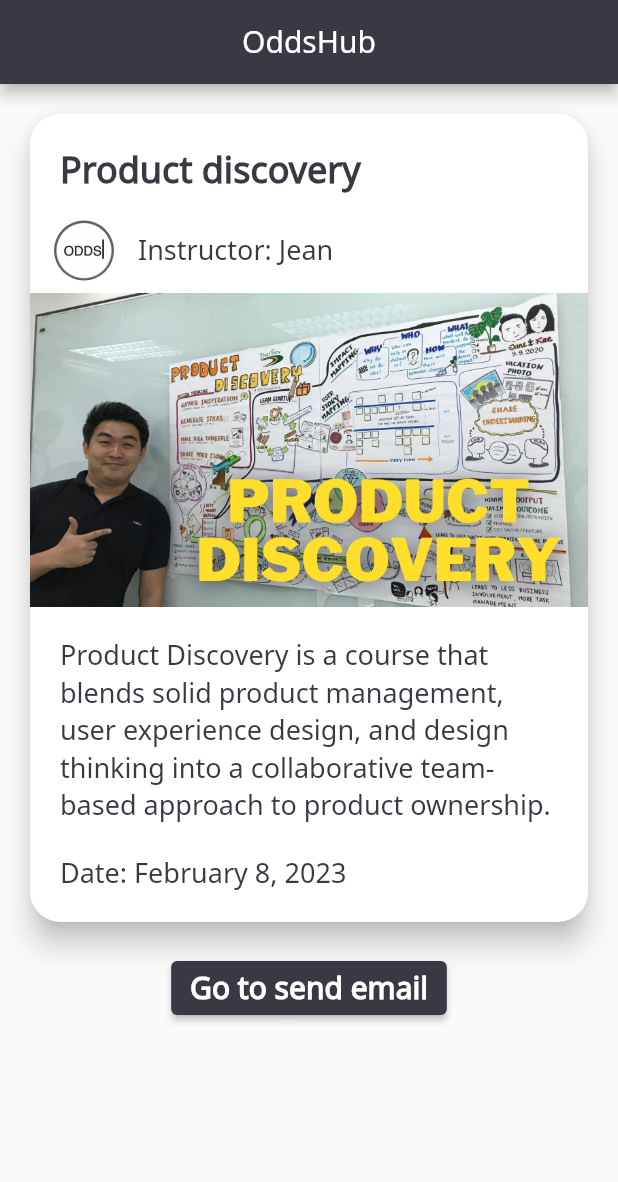
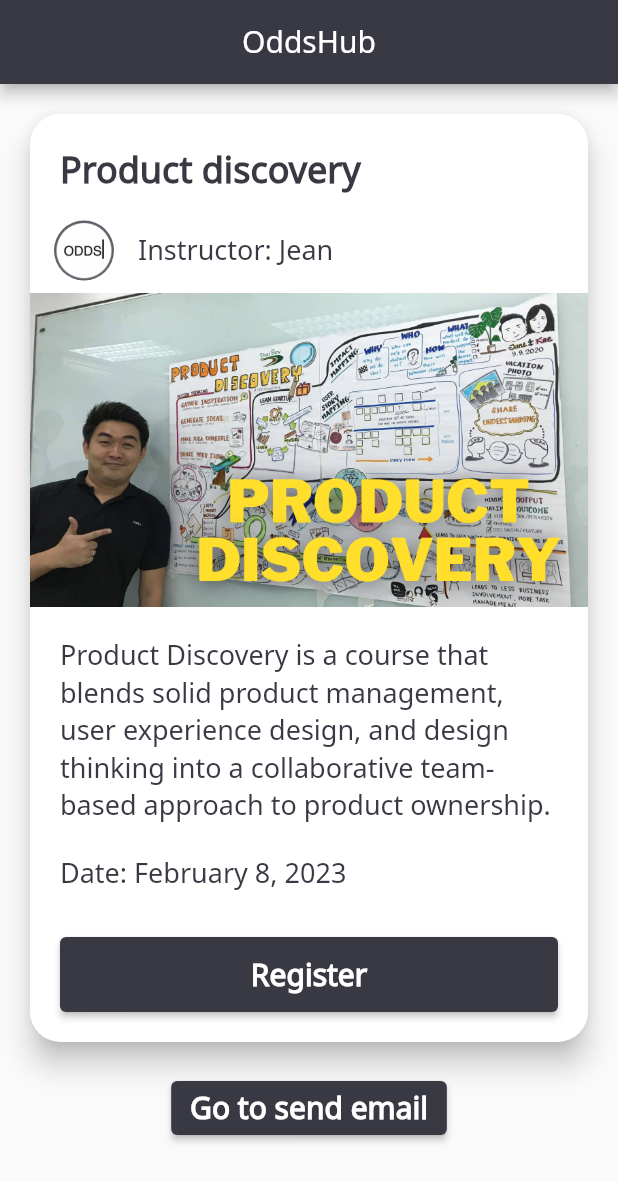
Before and after one commit to ODDS-TEAM/oddsHub-mobile, a Flutter app: the screen it shows after launch, on a phone screen of 412 x 824 dp. Shown: the top 1182 px of the screen. Run offline on Flutter 3.47's test engine with Material 2 defaults, Android fonts, the phone set to English and light mode, and no system bars.

Commit message:
add new Registration button

```diff
--- a/lib/presentation/journey/Course/course_list_screen.dart
+++ b/lib/presentation/journey/Course/course_list_screen.dart
@@ -14,9 +14,11 @@ class Course {
 }
 
 final List<Course> courses = [
-  Course(CourseListConstants.courseName
-  , CourseListConstants.productDiscoveryDescription
-  , CourseListConstants.instructorName, DateTime.now()),
+  Course(
+      CourseListConstants.courseName,
+      CourseListConstants.productDiscoveryDescription,
+      CourseListConstants.instructorName,
+      DateTime.now()),
 ];
 
 class CourseListScreen extends StatefulWidget {
@@ -76,6 +78,10 @@ class _CourseListScreenState extends State<CourseListScreen> {
                       style: Theme.of(context).textTheme.subtitle1,
                     ),
                   ),
+                  Padding(
+                    padding: const EdgeInsets.fromLTRB(20, 10, 20, 20),
+                    child: createRegistrationButton(),
+                  ),
                 ],
               ),
             ),
@@ -99,4 +105,26 @@ class _CourseListScreenState extends State<CourseListScreen> {
       ),
     );
   }
+
+  Widget createRegistrationButton() {
+    return ElevatedButton(
+      onPressed: (() => {
+            Navigator.push(
+              context,
+              MaterialPageRoute(
+                builder: (context) => const SendEmailPage(),
+              ),
+            )
+          }),
+      style: ElevatedButton.styleFrom(
+        minimumSize: const Size.fromHeight(50),
+      ),
+      child: Text(
+        'Register',
+        style: Theme.of(context).textTheme.button?.copyWith(
+              color: AppColors.primaryBackground,
+            ),
+      ),
+    );
+  }
 }
```
